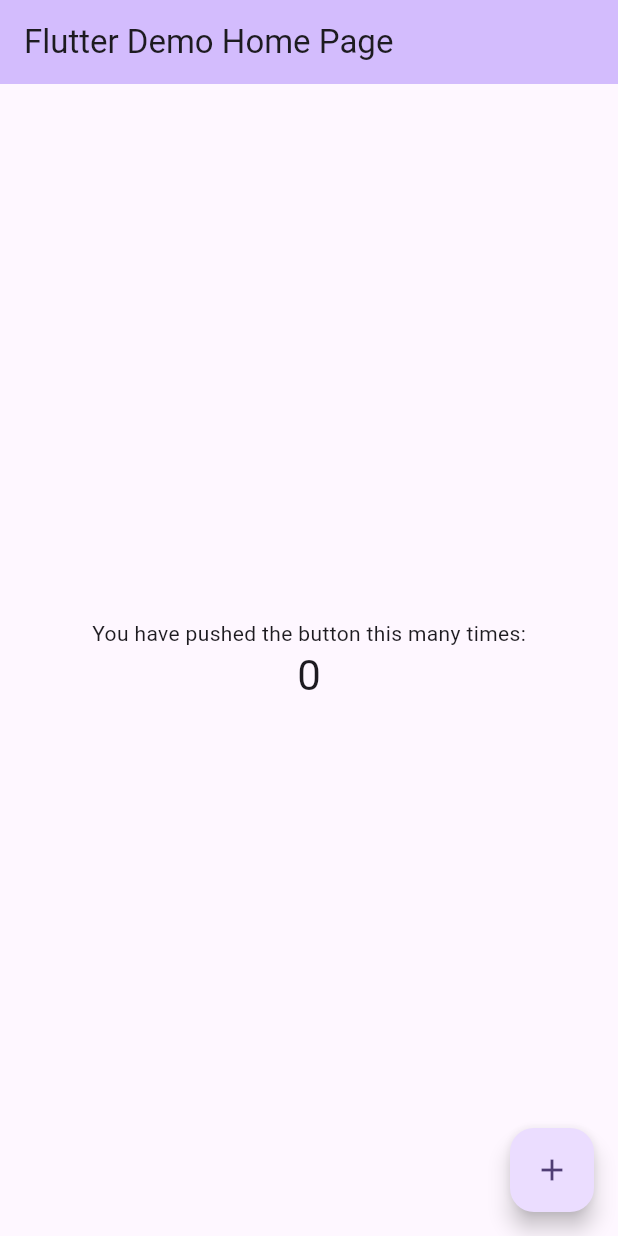
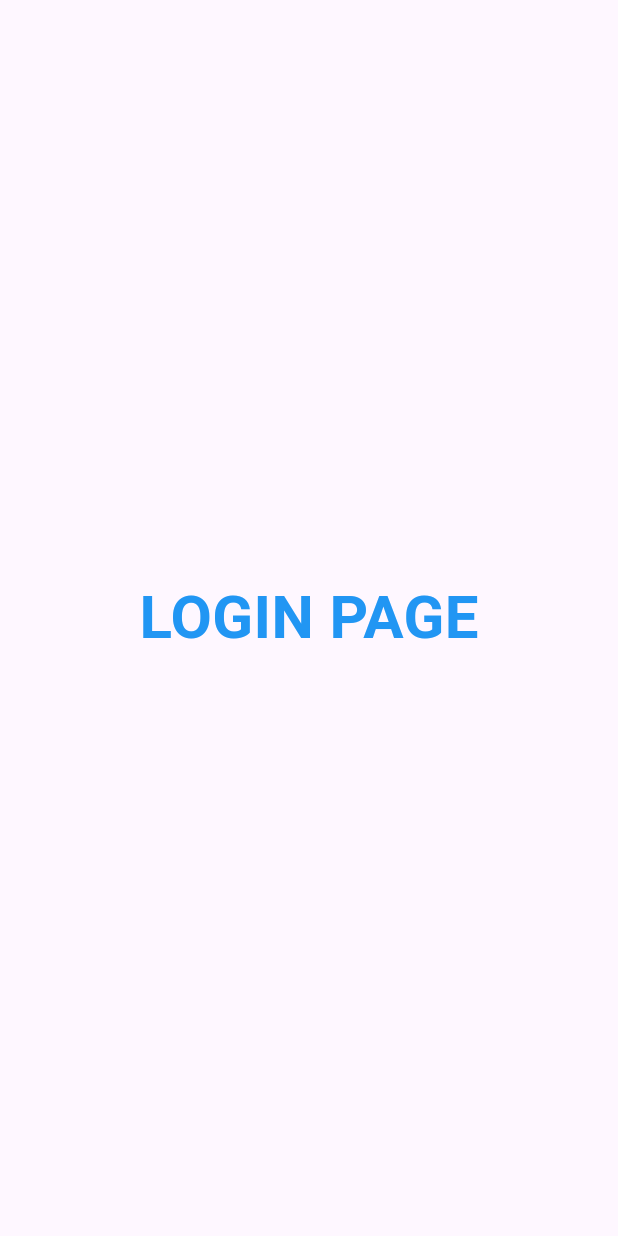
Before and after one commit to abhijeet0717/MONET_DEMO, a Flutter app: the screen it shows after launch, on a phone screen of 412 x 824 dp. Run offline on Flutter 3.47's test engine with Material 3 defaults, Android fonts, the phone set to English and light mode, and no system bars.

Commit message:
Day 2 completed

```diff
--- a/lib/main.dart
+++ b/lib/main.dart
@@ -1,125 +1,21 @@
-import 'package:flutter/material.dart';
+import "package:flutter/material.dart";
+import 'package:test_flutter/pages/home_page.dart';
+import 'package:test_flutter/pages/login_page.dart';
 
 void main() {
-  runApp(const MyApp());
+  runApp(Myapp());
 }
 
-class MyApp extends StatelessWidget {
-  const MyApp({super.key});
-
-  // This widget is the root of your application.
+class Myapp extends StatelessWidget {
   @override
   Widget build(BuildContext context) {
     return MaterialApp(
-      title: 'Flutter Demo',
-      theme: ThemeData(
-        // This is the theme of your application.
-        //
-        // TRY THIS: Try running your application with "flutter run". You'll see
-        // the application has a purple toolbar. Then, without quitting the app,
-        // try changing the seedColor in the colorScheme below to Colors.green
-        // and then invoke "hot reload" (save your changes or press the "hot
-        // reload" button in a Flutter-supported IDE, or press "r" if you used
-        // the command line to start the app).
-        //
-        // Notice that the counter didn't reset back to zero; the application
-        // state is not lost during the reload. To reset the state, use hot
-        // restart instead.
-        //
-        // This works for code too, not just values: Most code changes can be
-        // tested with just a hot reload.
-        colorScheme: ColorScheme.fromSeed(seedColor: Colors.deepPurple),
-        useMaterial3: true,
-      ),
-      home: const MyHomePage(title: 'Flutter Demo Home Page'),
-    );
+      // home: HomePage(),
+      routes: {
+        "/":(context) => Loginpage(),
+        "/home":(context) => HomePage(),
+        "/login":(context) => Loginpage(),
+      },
+      );
   }
 }
-
-class MyHomePage extends StatefulWidget {
-  const MyHomePage({super.key, required this.title});
-
-  // This widget is the home page of your application. It is stateful, meaning
-  // that it has a State object (defined below) that contains fields that affect
-  // how it looks.
-
-  // This class is the configuration for the state. It holds the values (in this
-  // case the title) provided by the parent (in this case the App widget) and
-  // used by the build method of the State. Fields in a Widget subclass are
-  // always marked "final".
-
-  final String title;
-
-  @override
-  State<MyHomePage> createState() => _MyHomePageState();
-}
-
-class _MyHomePageState extends State<MyHomePage> {
-  int _counter = 0;
-
-  void _incrementCounter() {
-    setState(() {
-      // This call to setState tells the Flutter framework that something has
-      // changed in this State, which causes it to rerun the build method below
-      // so that the display can reflect the updated values. If we changed
-      // _counter without calling setState(), then the build method would not be
-      // called again, and so nothing would appear to happen.
-      _counter++;
-    });
-  }
-
-  @override
-  Widget build(BuildContext context) {
-    // This method is rerun every time setState is called, for instance as done
-    // by the _incrementCounter method above.
-    //
-    // The Flutter framework has been optimized to make rerunning build methods
-    // fast, so that you can just rebuild anything that needs updating rather
-    // than having to individually change instances of widgets.
-    return Scaffold(
-      appBar: AppBar(
-        // TRY THIS: Try changing the color here to a specific color (to
-        // Colors.amber, perhaps?) and trigger a hot reload to see the AppBar
-        // change color while the other colors stay the same.
-        backgroundColor: Theme.of(context).colorScheme.inversePrimary,
-        // Here we take the value from the MyHomePage object that was created by
-        // the App.build method, and use it to set our appbar title.
-        title: Text(widget.title),
-      ),
-      body: Center(
-        // Center is a layout widget. It takes a single child and positions it
-        // in the middle of the parent.
-        child: Column(
-          // Column is also a layout widget. It takes a list of children and
-          // arranges them vertically. By default, it sizes itself to fit its
-          // children horizontally, and tries to be as tall as its parent.
-          //
-          // Column has various properties to control how it sizes itself and
-          // how it positions its children. Here we use mainAxisAlignment to
-          // center the children vertically; the main axis here is the vertical
-          // axis because Columns are vertical (the cross axis would be
-          // horizontal).
-          //
-          // TRY THIS: Invoke "debug painting" (choose the "Toggle Debug Paint"
-          // action in the IDE, or press "p" in the console), to see the
-          // wireframe for each widget.
-          mainAxisAlignment: MainAxisAlignment.center,
-          children: <Widget>[
-            const Text(
-              'You have pushed the button this many times:',
-            ),
-            Text(
-              '$_counter',
-              style: Theme.of(context).textTheme.headlineMedium,
-            ),
-          ],
-        ),
-      ),
-      floatingActionButton: FloatingActionButton(
-        onPressed: _incrementCounter,
-        tooltip: 'Increment',
-        child: const Icon(Icons.add),
-      ), // This trailing comma makes auto-formatting nicer for build methods.
-    );
-  }
-}
--- /dev/null
+++ b/lib/pages/home_page.dart
@@ -0,0 +1,21 @@
+import 'package:flutter/material.dart';
+
+class HomePage extends StatelessWidget {
+    final int days = 30;
+    final String name = "MONET";
+  @override
+  Widget build(BuildContext context) {
+    return Scaffold(
+      appBar: AppBar(
+        title: Text("MONET"),
+        backgroundColor: Color.fromRGBO(67, 136, 240, 1),
+      ),
+        body: Center(
+            child: Container(
+          child: Text("Welcome to $name"),
+            ),
+        ),
+        drawer: Drawer(),
+      );
+  }
+}
--- /dev/null
+++ b/lib/pages/login_page.dart
@@ -0,0 +1,21 @@
+import 'package:flutter/material.dart';
+
+class Loginpage extends StatelessWidget {
+  const Loginpage({super.key});
+
+  @override
+  Widget build(BuildContext context) {
+    return Material(
+      child: Center(
+        child: Text(
+          "LOGIN PAGE",
+          style: TextStyle(
+            fontSize: 40,
+            color: Colors.blue,
+            fontWeight: FontWeight.bold,
+          ),
+        ),
+      ),
+    );
+  }
+}
```
